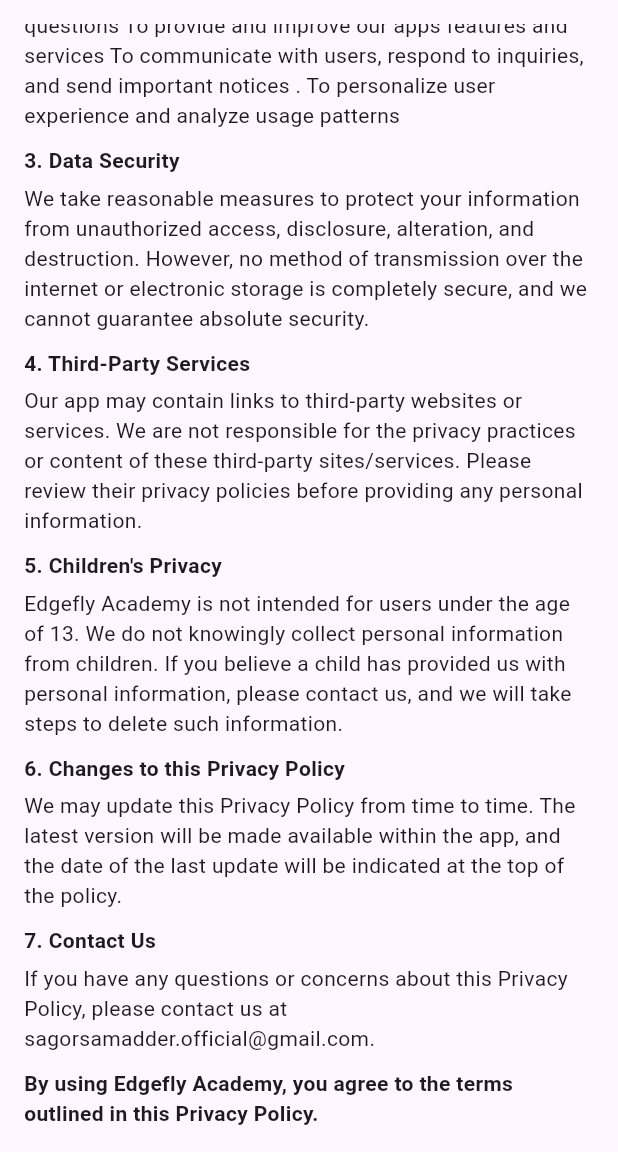
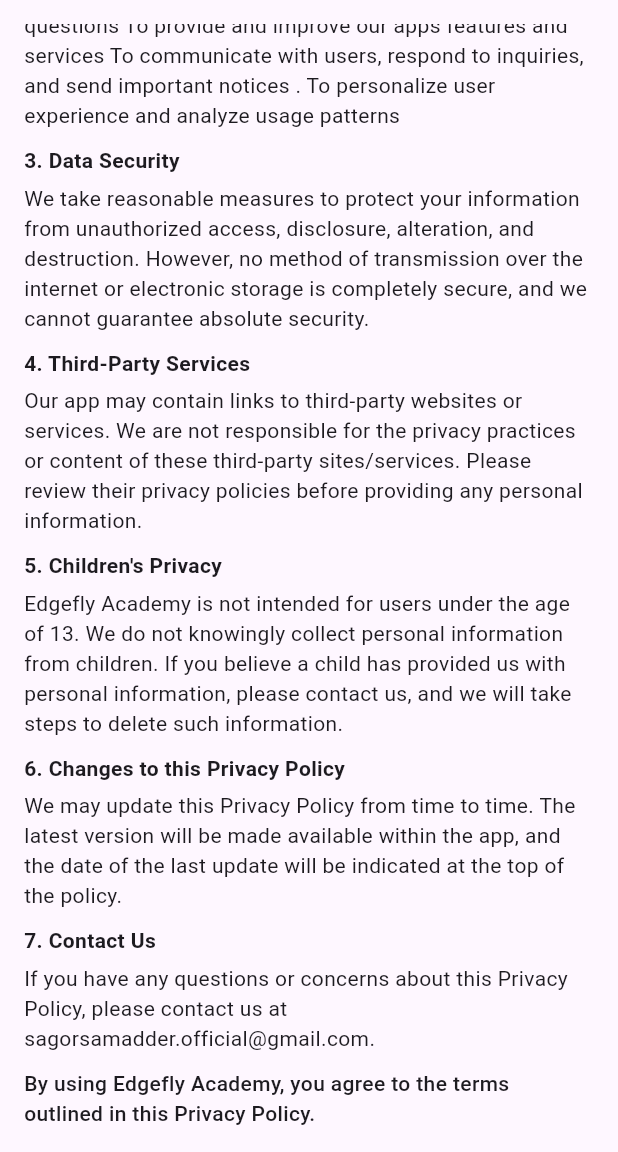
Before and after one commit to SagorSamadder/sAcademy-teacher, a Flutter app: the PrivacyPolicy screen opened directly, scrolled down 463 dp, on a phone screen of 412 x 824 dp, the part 84-1236 px from its top. Run offline on Flutter 3.47's test engine with Material 3 defaults, Android fonts, the phone set to English and light mode, and no system bars; our stand-ins replace cloud_firestore, firebase_auth, firebase_core, firebase_storage, get, image_picker and 1 more; accounts and stored records are empty.

Commit message:
completeing privacy policy

```diff
--- a/lib/app/privacy_policy/view/privacy_policy_view.dart
+++ b/lib/app/privacy_policy/view/privacy_policy_view.dart
@@ -74,7 +74,7 @@ class PrivacyPolicy extends StatelessWidget {
               10.heightBox,
               "By using Edgefly Academy, you agree to the terms outlined in this Privacy Policy."
                   .text
-                  .bold
+                  .fontWeight(FontWeight.w500)
                   .make(),
             ],
           ),
```
